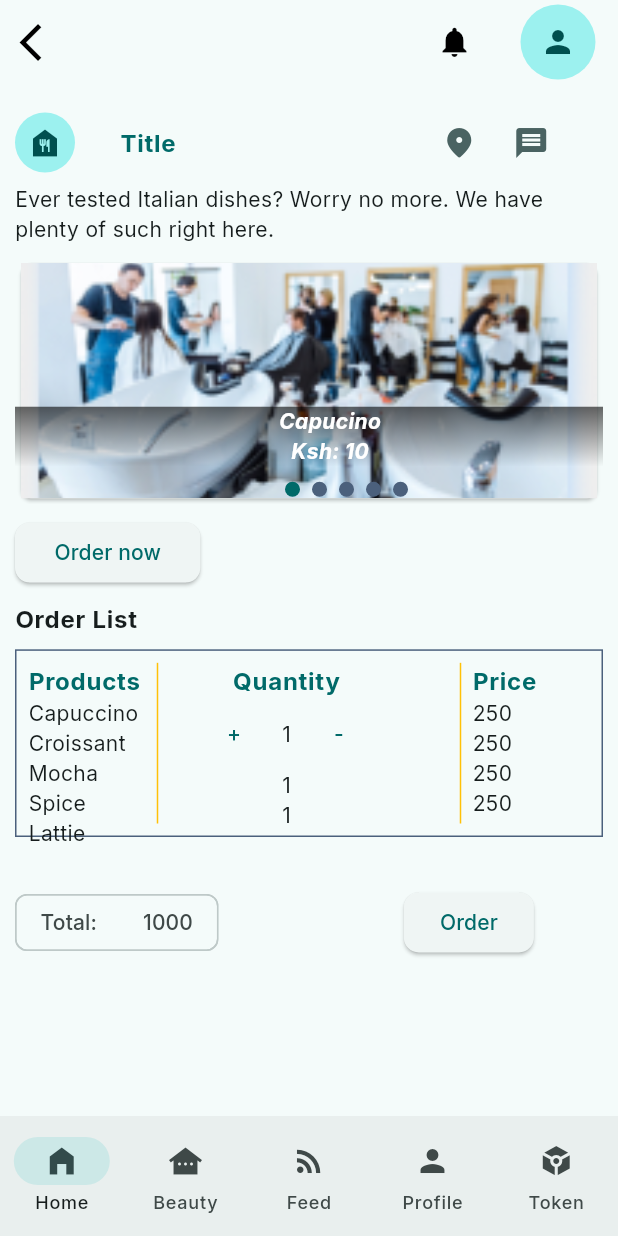
After one commit to J-A-Christopher/space-app, a Flutter app: the TileDetail screen opened by its route, on a phone screen of 412 x 824 dp. The commit adds this screen. Run offline on Flutter 3.47's test engine with Material 3 defaults, Android fonts, the phone set to English and light mode, and no system bars; drawn by our look-alikes of carousel_slider, smooth_page_indicator; our stand-ins replace flex_color_scheme, go_router, google_fonts; missing offline and left inert: rate_in_stars.

Commit message:
More on the same stuff

```diff
--- /dev/null
+++ b/lib/common/components/carousel.dart
@@ -0,0 +1,131 @@
+import 'package:carousel_slider/carousel_slider.dart';
+import 'package:flutter/material.dart';
+import 'package:smooth_page_indicator/smooth_page_indicator.dart';
+
+class CarouselProvider extends StatefulWidget {
+  const CarouselProvider({super.key});
+
+  @override
+  State<CarouselProvider> createState() => _CarouselProviderState();
+}
+
+class _CarouselProviderState extends State<CarouselProvider> {
+  List<String> assetData = [
+    'food1.png',
+    'food2.png',
+    'pic1.png',
+    'pic2.png',
+    'pic3.png'
+  ];
+  List<String> assetName = [
+    'Capucino',
+    'Red velvet',
+    'Fresh Fri',
+    'Normal',
+    'Mocha'
+  ];
+  List<int> prices = [10, 20, 30, 40, 50];
+  int activeIndex = 0;
+  @override
+  Widget build(BuildContext context) {
+    final size = MediaQuery.of(context).size;
+    return ListView(
+      physics: const NeverScrollableScrollPhysics(),
+      shrinkWrap: true,
+      children: [
+        Stack(
+          children: [
+            CarouselSlider.builder(
+              itemCount: assetData.length,
+              itemBuilder: (context, index, realIndex) {
+                return buildImage(
+                    assetData[index], index, assetName[index], prices[index]);
+              },
+              options: CarouselOptions(
+                  height: size.height * .2,
+                  autoPlay: true,
+                  autoPlayInterval: const Duration(seconds: 2),
+                  viewportFraction: 1,
+                  onPageChanged: (index, reason) {
+                    setState(() {
+                      activeIndex = index;
+                    });
+                  }),
+            ),
+            Positioned(
+                left: 180, bottom: 5, child: buildIndicator(assetData.length))
+          ],
+        ),
+      ],
+    );
+  }
+
+  Widget buildImage(
+      String imagePath, int index, String assetName, int assetPrice) {
+    final mediaQuery = MediaQuery.of(context).size;
+    return Stack(
+      children: [
+        Card(
+          child: Container(
+              color: Colors.grey[200],
+              child: Image.asset(
+                'assets/$imagePath',
+                fit: BoxFit.cover,
+                height: mediaQuery.height * .2,
+                width: mediaQuery.width,
+              )),
+        ),
+        Positioned(
+          bottom: 25,
+          child: Container(
+            width: mediaQuery.width,
+            decoration: BoxDecoration(
+                gradient: LinearGradient(
+                  begin: Alignment.topCenter,
+                  end: Alignment.bottomCenter,
+                  colors: [
+                    Colors.black.withOpacity(0.6),
+                    Colors.black.withOpacity(0),
+                  ],
+                ),
+                border: const Border(bottom: BorderSide.none)),
+            child: Padding(
+              padding: const EdgeInsets.only(left: 8.0),
+              child: Column(
+                children: [
+                  Text(
+                    assetName,
+                    style: Theme.of(context).textTheme.bodyMedium?.copyWith(
+                          fontStyle: FontStyle.italic,
+                          color: Colors.white,
+                          fontWeight: FontWeight.bold,
+                        ),
+                  ),
+                  Text(
+                    'Ksh: $assetPrice',
+                    style: Theme.of(context).textTheme.bodyMedium?.copyWith(
+                          fontStyle: FontStyle.italic,
+                          color: Colors.white,
+                          fontWeight: FontWeight.bold,
+                        ),
+                  ),
+                ],
+              ),
+            ),
+          ),
+        )
+      ],
+    );
+  }
+
+  Widget buildIndicator(int length) {
+    return AnimatedSmoothIndicator(
+        activeIndex: activeIndex,
+        count: length,
+        effect: JumpingDotEffect(
+            dotWidth: 10,
+            dotHeight: 10,
+            activeDotColor: Theme.of(context).colorScheme.primary,
+            dotColor: Theme.of(context).colorScheme.tertiary));
+  }
+}
--- a/lib/common/components/elevated_button.dart
+++ b/lib/common/components/elevated_button.dart
@@ -13,6 +13,7 @@ class ElevatedButtonComponent extends StatelessWidget {
         execute();
       },
       style: ElevatedButton.styleFrom(
+
           shape:
               RoundedRectangleBorder(borderRadius: BorderRadius.circular(10))),
       child:  Text(buttonTitle),
--- a/lib/common/components/food_list.dart
+++ b/lib/common/components/food_list.dart
@@ -1,4 +1,5 @@
 import 'package:flutter/material.dart';
+import 'package:go_router/go_router.dart';
 import 'package:rate_in_stars/rate_in_stars.dart';
 import 'package:space/common/components/elevated_button.dart';
 
@@ -7,12 +8,16 @@ class FoodList extends StatelessWidget {
 
   @override
   Widget build(BuildContext context) {
-    final size = MediaQuery.of(context).size;
+
     return ListView.builder(
       physics: const NeverScrollableScrollPhysics(),
       shrinkWrap: true,
       itemBuilder: (context, index) {
-        return ListTile(
+        return GestureDetector(
+          onTap: () {
+            context.push('/default-screen/food/tile-detail');
+          },
+          child: ListTile(
             leading: Image.asset('assets/food1.png'),
             title: Column(
               crossAxisAlignment: CrossAxisAlignment.start,
@@ -25,7 +30,8 @@ class FoodList extends StatelessWidget {
                 ),
                 const Text(
                     'Ever tested Italian dishes? Worry no more. We have plenty of such right here.'),
-              ElevatedButtonComponent(buttonTitle: 'View more', execute: () {}),
+                ElevatedButtonComponent(
+                    buttonTitle: 'View more', execute: () {}),
                 RatingStars(
                   rating: 5,
                   editable: true,
@@ -34,6 +40,7 @@ class FoodList extends StatelessWidget {
                 ),
               ],
             ),
+          ),
         );
       },
       itemCount: 10,
--- /dev/null
+++ b/lib/common/components/tile_detail.dart
@@ -0,0 +1,231 @@
+import 'package:flutter/material.dart';
+import 'package:go_router/go_router.dart';
+import 'package:space/common/components/carousel.dart';
+import 'package:space/common/components/elevated_button.dart';
+
+class TileDetail extends StatefulWidget {
+  const TileDetail({super.key});
+
+  @override
+  State<TileDetail> createState() => _TileDetailState();
+}
+
+class _TileDetailState extends State<TileDetail> {
+  @override
+  Widget build(BuildContext context) {
+    final size = MediaQuery.of(context).size;
+    return Scaffold(
+      appBar: AppBar(
+        leading: IconButton(
+            onPressed: () {
+              context.pop();
+            },
+            icon: const Icon(
+              Icons.arrow_back_ios,
+              size: 30,
+            )),
+        centerTitle: true,
+        actions: [
+          Padding(
+            padding: const EdgeInsets.only(right: 20.0),
+            child: IconButton(
+                onPressed: () {}, icon: const Icon(Icons.notifications)),
+          ),
+          const Padding(
+            padding: EdgeInsets.only(right: 15.0),
+            child: CircleAvatar(
+              radius: 25,
+              child: Icon(Icons.person),
+            ),
+          )
+        ],
+      ),
+      body: Padding(
+        padding: const EdgeInsets.only(top: 15.0, left: 10, right: 10),
+        child: ListView(
+          children: [
+            Row(
+              children: [
+                const CircleAvatar(
+                  child: Icon(Icons.food_bank),
+                ),
+                const SizedBox(
+                  width: 30,
+                ),
+                Text(
+                  'Title',
+                  style: Theme.of(context).textTheme.bodyLarge?.copyWith(
+                      color: Theme.of(context).colorScheme.primary,
+                      fontWeight: FontWeight.bold),
+                ),
+                SizedBox(
+                  width: size.width * 0.4,
+                ),
+                IconButton(
+                    onPressed: () {},
+                    icon: Icon(
+                      Icons.location_on_rounded,
+                      color: Theme.of(context).colorScheme.secondary,
+                    )),
+                IconButton(
+                    onPressed: () {},
+                    icon: Icon(
+                      Icons.message,
+                      color: Theme.of(context).colorScheme.secondary,
+                    ))
+              ],
+            ),
+            SizedBox(
+              height: size.height * .005,
+            ),
+            const Text(
+                'Ever tested Italian dishes? Worry no more. We have plenty of such right here.'),
+            SizedBox(
+              height: size.height * .01,
+            ),
+            const CarouselProvider(),
+            SizedBox(
+              height: size.height * .01,
+            ),
+            Row(
+              children: [
+                SizedBox(
+                    width: size.width * 0.3,
+                    child: ElevatedButtonComponent(
+                        buttonTitle: 'Order now', execute: () {})),
+              ],
+            ),
+            SizedBox(
+              height: size.height * .01,
+            ),
+            Text(
+              'Order List',
+              style: Theme.of(context)
+                  .textTheme
+                  .bodyLarge
+                  ?.copyWith(fontWeight: FontWeight.bold),
+            ),
+            SizedBox(
+              height: size.height * .01,
+            ),
+            Container(
+              decoration: BoxDecoration(
+                border: Border.all(
+                    width: 1, color: Theme.of(context).colorScheme.tertiary),
+              ),
+              child: Padding(
+                padding: const EdgeInsets.all(8.0),
+                child: SizedBox(
+                  height: size.height * 0.13,
+                  child: Row(
+                    children: [
+                      Flexible(
+                        flex: 1,
+                        child: Column(
+                          crossAxisAlignment: CrossAxisAlignment.start,
+                          children: [
+                            Text(
+                              'Products',
+                              style: Theme.of(context)
+                                  .textTheme
+                                  .bodyLarge
+                                  ?.copyWith(
+                                      color:
+                                          Theme.of(context).colorScheme.primary,
+                                      fontWeight: FontWeight.bold),
+                            ),
+                            const Text('Capuccino'),
+                            const Text('Croissant'),
+                            const Text('Mocha'),
+                            const Text('Spice Lattie')
+                          ],
+                        ),
+                      ),
+                      const VerticalDivider(
+                        thickness: 1,
+                        color: Colors.amber,
+                      ),
+                      Flexible(
+                          flex: 2,
+                          child: Column(
+                            crossAxisAlignment: CrossAxisAlignment.center,
+                            mainAxisSize: MainAxisSize.min,
+                            children: [
+                              Text(
+                                'Quantity',
+                                style: Theme.of(context)
+                                    .textTheme
+                                    .bodyLarge
+                                    ?.copyWith(
+                                        color: Theme.of(context)
+                                            .colorScheme
+                                            .primary,
+                                        fontWeight: FontWeight.bold),
+                              ),
+                              Row(
+                                mainAxisAlignment: MainAxisAlignment.center,
+                                crossAxisAlignment: CrossAxisAlignment.center,
+                                children: [
+                                  TextButton(
+                                      onPressed: () {}, child: const Text('+')),
+                                  const Text('1'),
+                                  TextButton(
+                                      onPressed: () {}, child: const Text('-')),
+                                ],
+                              ),
+                              const Text('1'),
+                              const Text('1')
+                            ],
+                          )),
+                      const SizedBox(
+                        width: 30,
+                      ),
+                      const VerticalDivider(
+                        thickness: 1,
+                        color: Colors.amber,
+                      ),
+                      Flexible(
+                        flex: 1,
+                        child: Column(
+                          crossAxisAlignment: CrossAxisAlignment.start,
+                          children: [
+                            Text(
+                              'Price',
+                              style: Theme.of(context)
+                                  .textTheme
+                                  .bodyLarge
+                                  ?.copyWith(
+                                      color:
+                                          Theme.of(context).colorScheme.primary,
+                                      fontWeight: FontWeight.bold),
+                            ),
+                            const Text('250'),
+                            const Text('250'),
+                            const Text('250'),
+                            const Text('250')
+                          ],
+                        ),
+                      ),
+                    ],
+                  ),
+                ),
+              ),
+            ),
+            SizedBox(
+              height: size.height * .04,
+            ),
+            Row(
+              children: [
+                const Chip(label: Text('Total:        1000')),
+                SizedBox(
+                  width: size.width * 0.3,
+                ),
+                ElevatedButtonComponent(buttonTitle: 'Order', execute: () {})
+              ],
+            )
+          ],
+        ),
+      ),
+    );
+  }
+}
--- a/lib/router/router.dart
+++ b/lib/router/router.dart
@@ -8,6 +8,7 @@ import 'package:space/common/components/forgot_password.dart';
 import 'package:space/common/components/profile.dart';
 import 'package:space/common/components/signIn.dart';
 import 'package:space/common/components/signup.dart';
+import 'package:space/common/components/tile_detail.dart';
 import 'package:space/common/components/token.dart';
 import 'package:space/router/bottom_nav.dart';
 
@@ -44,7 +45,12 @@ final goRouter = GoRouter(
                   routes: [
                     GoRoute(
                         path: 'food',
-                        builder: (context, state) => const FoodScreen())
+                        builder: (context, state) => const FoodScreen(),
+                        routes: [
+                          GoRoute(
+                              path: 'tile-detail',
+                              builder: (context, state) => const TileDetail())
+                        ])
                   ])
             ], navigatorKey: _homeNavigatorKey),
             StatefulShellBranch(routes: [
--- a/pubspec.yaml
+++ b/pubspec.yaml
@@ -37,6 +37,8 @@ dependencies:
   skeletonizer: ^1.3.0
   equatable: ^2.0.5
   rate_in_stars: ^0.0.3
+  carousel_slider: ^4.2.1
+  smooth_page_indicator: ^1.1.0
 
   # The following adds the Cupertino Icons font to your application.
   # Use with the CupertinoIcons class for iOS style icons.
```
Also changed, not shown: lib/common/components/order_popup.dart (added), pubspec.lock. Lines whose indentation alone changed are shown as unchanged.
